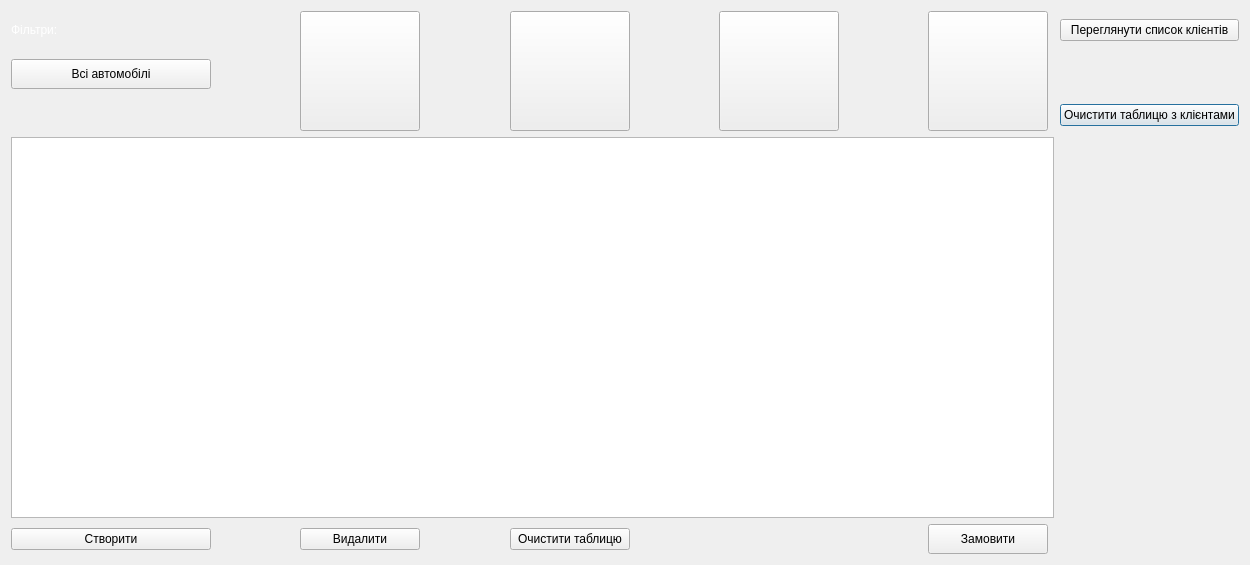
Above: kursova/autopark.ui from Maxverrr/kursova before the change. Below: the same form after it.
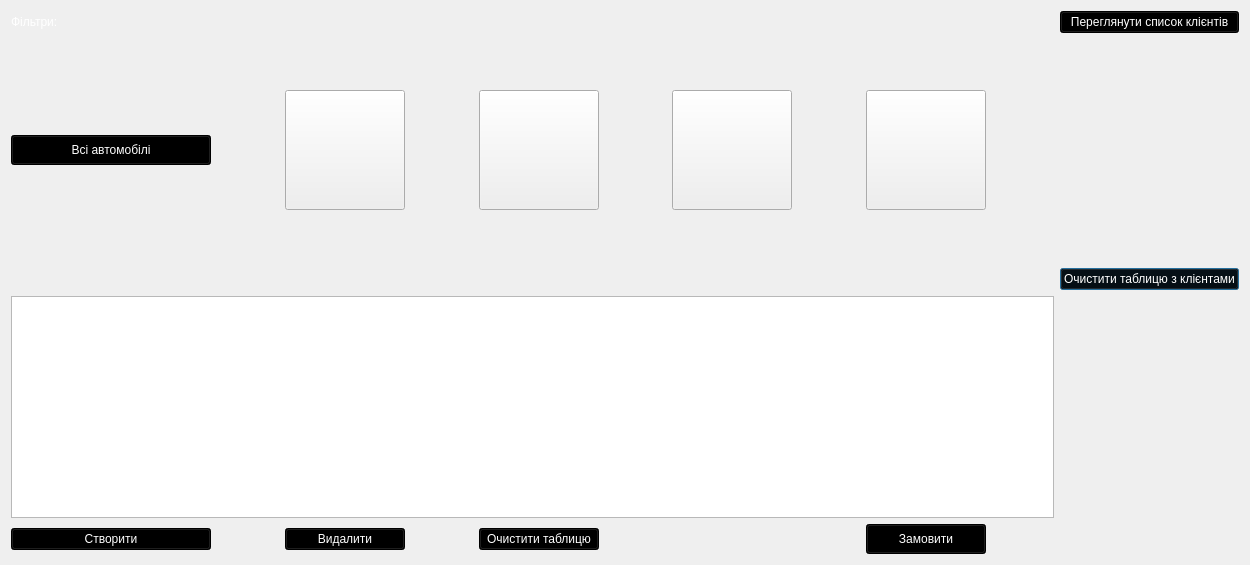
That is the form after the change. Icons and pictures are not drawn.

What changed in the file:
```diff
--- a/kursova/autopark.ui
+++ b/kursova/autopark.ui
@@ -28,6 +28,12 @@
   <layout class="QGridLayout" name="gridLayout">
    <item row="2" column="10">
     <widget class="QPushButton" name="pbResetClientsTable">
+     <property name="styleSheet">
+      <string notr="true">background-color: rgb(0, 0, 0);
+font: 900 8pt &quot;Arial Black&quot;;
+color: rgb(255, 255, 255);
+</string>
+     </property>
      <property name="text">
       <string>Очистити таблицю з клієнтами</string>
      </property>
@@ -35,9 +41,6 @@
    </item>
    <item row="1" column="7">
     <spacer name="horizontalSpacer_3">
-     <property name="orientation">
-      <enum>Qt::Orientation::Horizontal</enum>
-     </property>
      <property name="sizeHint" stdset="0">
       <size>
        <width>40</width>
@@ -48,6 +51,12 @@
    </item>
    <item row="4" column="4">
     <widget class="QPushButton" name="pbResetTable">
+     <property name="styleSheet">
+      <string notr="true">background-color: rgb(0, 0, 0);
+font: 900 8pt &quot;Arial Black&quot;;
+color: rgb(255, 255, 255);
+</string>
+     </property>
      <property name="text">
       <string>Очистити таблицю</string>
      </property>
@@ -55,9 +64,6 @@
    </item>
    <item row="1" column="3">
     <spacer name="horizontalSpacer_2">
-     <property name="orientation">
-      <enum>Qt::Orientation::Horizontal</enum>
-     </property>
      <property name="sizeHint" stdset="0">
       <size>
        <width>40</width>
@@ -68,6 +74,12 @@
    </item>
    <item row="4" column="0">
     <widget class="QPushButton" name="pbAddCar">
+     <property name="styleSheet">
+      <string notr="true">background-color: rgb(0, 0, 0);
+font: 900 8pt &quot;Arial Black&quot;;
+color: rgb(255, 255, 255);
+</string>
+     </property>
      <property name="text">
       <string>Створити</string>
      </property>
@@ -75,6 +87,12 @@
    </item>
    <item row="0" column="10">
     <widget class="QPushButton" name="pbShowClients">
+     <property name="styleSheet">
+      <string notr="true">background-color: rgb(0, 0, 0);
+font: 900 8pt &quot;Arial Black&quot;;
+color: rgb(255, 255, 255);
+</string>
+     </property>
      <property name="text">
       <string>Переглянути список клієнтів</string>
      </property>
@@ -94,6 +112,11 @@
        <height>30</height>
       </size>
      </property>
+     <property name="styleSheet">
+      <string notr="true">background-color: rgb(0, 0, 0);
+font: 900 12pt &quot;Arial Black&quot;;
+color: rgb(255, 255, 255);</string>
+     </property>
      <property name="text">
       <string>Всі автомобілі</string>
      </property>
@@ -101,9 +124,6 @@
    </item>
    <item row="1" column="1">
     <spacer name="horizontalSpacer">
-     <property name="orientation">
-      <enum>Qt::Orientation::Horizontal</enum>
-     </property>
      <property name="sizeHint" stdset="0">
       <size>
        <width>40</width>
@@ -113,10 +133,20 @@
     </spacer>
    </item>
    <item row="3" column="0" colspan="10">
-    <widget class="QTableView" name="carTableView"/>
+    <widget class="QTableView" name="carTableView">
+     <property name="styleSheet">
+      <string notr="true"/>
+     </property>
+    </widget>
    </item>
    <item row="4" column="2">
     <widget class="QPushButton" name="pbDeleteCar">
+     <property name="styleSheet">
+      <string notr="true">background-color: rgb(0, 0, 0);
+font: 900 8pt &quot;Arial Black&quot;;
+color: rgb(255, 255, 255);
+</string>
+     </property>
      <property name="text">
       <string>Видалити</string>
      </property>
@@ -248,9 +278,6 @@
    </item>
    <item row="1" column="5">
     <spacer name="horizontalSpacer_4">
-     <property name="orientation">
-      <enum>Qt::Orientation::Horizontal</enum>
-     </property>
      <property name="sizeHint" stdset="0">
       <size>
        <width>40</width>
@@ -285,6 +312,11 @@
        <height>30</height>
       </size>
      </property>
+     <property name="styleSheet">
+      <string notr="true">background-color: rgb(0, 0, 0);
+font: 900 10pt &quot;Arial Black&quot;;
+color: rgb(255, 255, 255);</string>
+     </property>
      <property name="text">
       <string>Замовити</string>
      </property>
```
Left out of the diff: 8 changed lines with no effect on the pictures.
